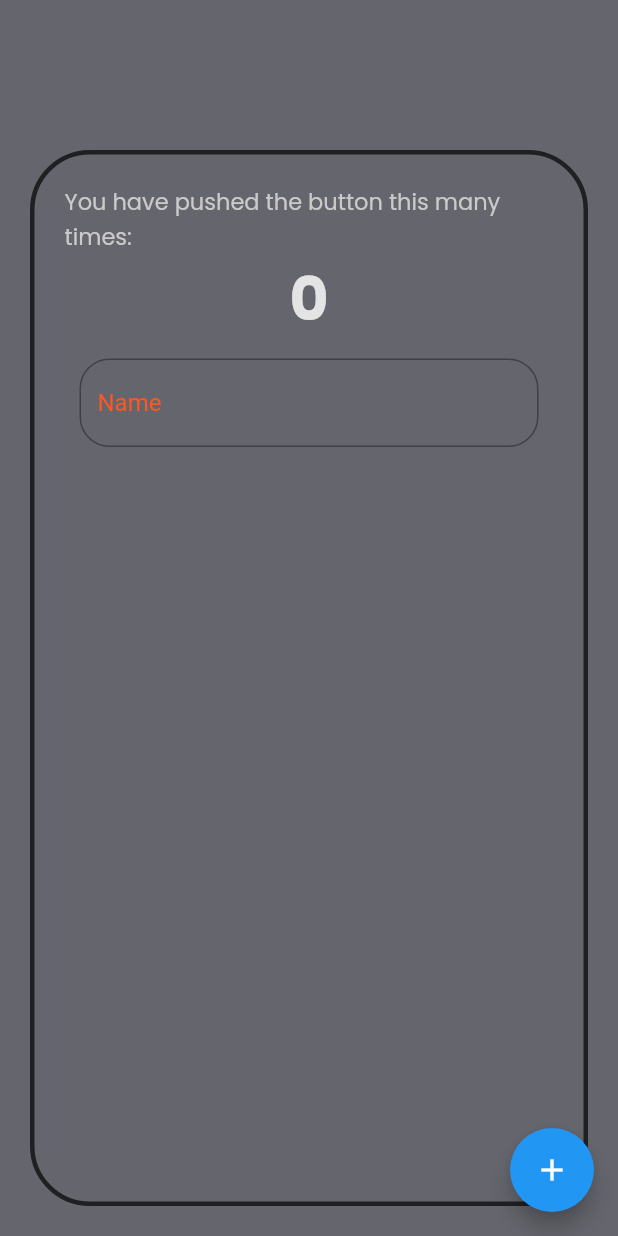
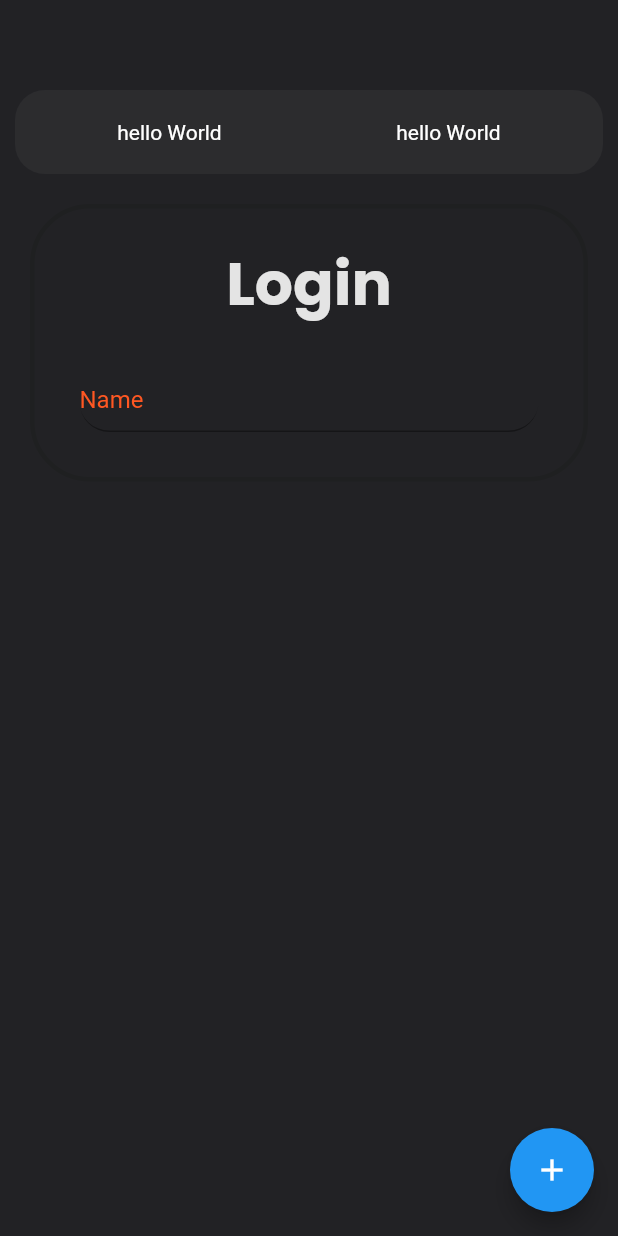
Before and after one commit to madjid123/dexchat-mobile-app, a Flutter app: the screen it shows after launch, on a phone screen of 412 x 824 dp. Run offline on Flutter 3.47's test engine with Material 2 defaults, Android fonts, the phone set to English and light mode, and no system bars; our stand-ins replace google_fonts.

Commit message:
explore some styling

```diff
--- a/lib/main.dart
+++ b/lib/main.dart
@@ -48,12 +48,32 @@ class _MyHomePageState extends State<MyHomePage> {
       //   actions: [],
       // ),
 
-      backgroundColor: Color.fromARGB(255, 101, 101, 109),
+      backgroundColor: Color.fromARGB(255, 34, 34, 37),
 
       body: Align(
           alignment: Alignment.topCenter,
-          child: Container(
-            margin: EdgeInsets.fromLTRB(20, 100, 20, 20),
+          child: Column(children: <Widget>[
+            Container(
+              margin: EdgeInsets.fromLTRB(10, 60, 10, 10),
+              padding: EdgeInsets.fromLTRB(10, 20, 10, 20),
+              decoration: BoxDecoration(
+                  borderRadius: BorderRadius.circular(20),
+                  color: Color.fromARGB(38, 98, 98, 98)),
+              child: Row(
+                  mainAxisAlignment: MainAxisAlignment.spaceAround,
+                  children: <Widget>[
+                    Text(
+                      "hello World",
+                      style: TextStyle(color: Colors.white),
+                    ),
+                    Text(
+                      "hello World",
+                      style: TextStyle(color: Colors.white),
+                    )
+                  ]),
+            ),
+            Container(
+              margin: EdgeInsets.fromLTRB(20, 10, 20, 10),
               padding: EdgeInsets.fromLTRB(20, 20, 20, 20),
               decoration: BoxDecoration(
                   borderRadius: BorderRadius.circular(40),
@@ -63,34 +83,35 @@ class _MyHomePageState extends State<MyHomePage> {
                   )),
               child: Column(
                 children: <Widget>[
-                Text('You have pushed the button this many times:',
-                    style: GoogleFonts.poppins(
-                        fontWeight: FontWeight.normal,
-                        fontSize: 15,
-                        color: Color.fromARGB(255, 202, 202, 202))),
-                Text('$_counter',
+                  Text('Login',
                       style: GoogleFonts.poppins(
                         color: Color(0xFFE4E4E4),
                         fontSize: 40,
-                        fontWeight: FontWeight.bold)),
+                        fontWeight: FontWeight.bold,
+                      )),
                   Container(
                       padding: EdgeInsets.all(10),
                       child: TextField(
                         style: TextStyle(color: Color(0xFFE4E4E4)),
                         decoration: InputDecoration(
-                        fillColor: Colors.cyanAccent,
                           focusColor: Colors.deepOrange,
-                        prefixIconColor: Colors.black,
+
+                          prefixIconColor: Colors.white,
                           focusedBorder: OutlineInputBorder(
-                            borderSide: BorderSide(
-                                width: 2.0, color: Colors.deepOrange)),
-                        border: OutlineInputBorder(
-                            borderSide: BorderSide(
-                              color: Color.fromARGB(255, 207, 64, 64),
-                              width: 4.0,
-                            ),
-                            borderRadius: BorderRadius.all(Radius.circular(20)),
-                            gapPadding: 4),
+                              borderSide: BorderSide(color: Colors.deepOrange),
+                              borderRadius:
+                                  BorderRadius.all(Radius.circular(20))),
+                          border: UnderlineInputBorder(
+                              borderSide: BorderSide(color: Colors.deepOrange),
+                              borderRadius: BorderRadius.circular(20)),
+                          // border: OutlineInputBorder(
+                          //     borderSide: BorderSide(
+                          //       color: Color.fromARGB(255, 207, 64, 64),
+                          //       width: 4.0,
+                          //     ),
+                          // borderRadius:
+                          //     BorderRadius.all(Radius.circular(20)),
+                          // gapPadding: 4),
                           alignLabelWithHint: true,
                           labelText: "Name",
                           labelStyle: TextStyle(color: Colors.deepOrange),
@@ -103,7 +124,8 @@ class _MyHomePageState extends State<MyHomePage> {
                       ))
                 ],
               ),
-          )),
+            )
+          ])),
       drawer: Drawer(
         child: ListView(
           padding: EdgeInsets.zero,
```
Lines whose indentation alone changed are shown as unchanged.
